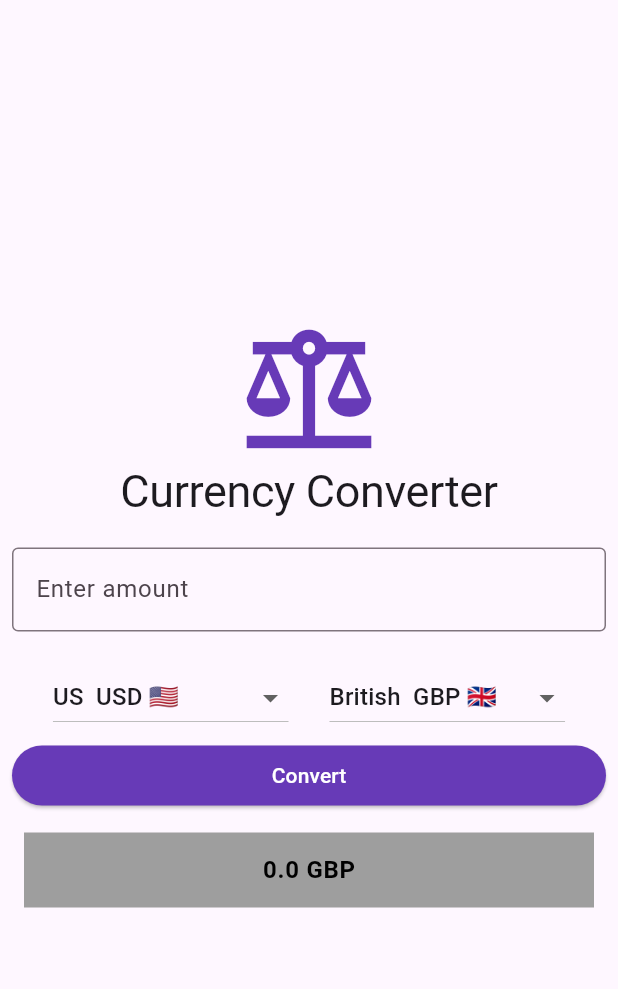
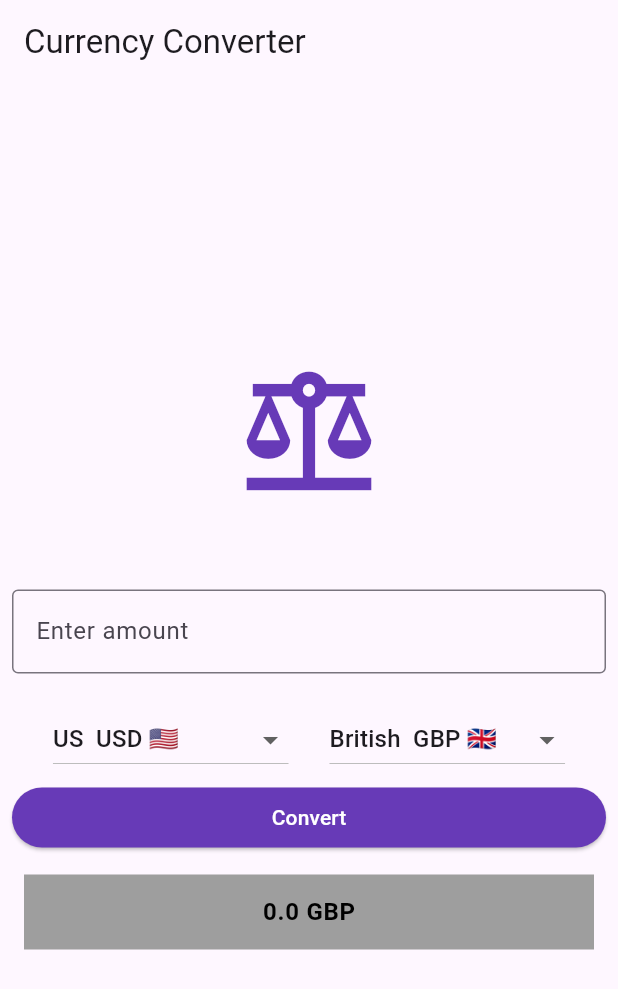
Before and after one commit to GreatGrant/Currency-Converter, a Flutter app: the screen it shows after launch, on a phone screen of 412 x 824 dp. Shown: the top 989 px of the screen. Run offline on Flutter 3.47's test engine with Material 3 defaults, Android fonts, the phone set to English and light mode, and no system bars.

Commit message:
add app bar

```diff
--- a/lib/main.dart
+++ b/lib/main.dart
@@ -1,5 +1,6 @@
 import 'package:currency_converter/pages/home_page.dart';
 import 'package:flutter/material.dart';
+import 'package:flutter/services.dart';
 
 void main() {
   runApp(const MyApp());
@@ -14,10 +15,16 @@ class MyApp extends StatelessWidget {
     return MaterialApp(
       title: 'Currency Converter',
       theme: ThemeData.light(useMaterial3: true).copyWith(
-        colorScheme: ColorScheme.fromSeed(seedColor: Colors.purple)
+          appBarTheme: const AppBarTheme(
+            color: Colors.transparent,
+            elevation: 0,
+          ),
       ),
       darkTheme: ThemeData.dark(useMaterial3: true).copyWith(
-          colorScheme: ColorScheme.fromSeed(seedColor: Colors.lightBlueAccent)
+          appBarTheme: const AppBarTheme(
+            color: Colors.transparent,
+            elevation: 0,
+          ),
       ),
       home: const HomePage(title: 'Currency Converter'),
     );
--- a/lib/pages/home_page.dart
+++ b/lib/pages/home_page.dart
@@ -39,6 +39,11 @@ class _HomePageState extends State<HomePage> {
     }
 
     return Scaffold(
+      appBar: AppBar(
+        title: const Text(
+            "Currency Converter",
+        ),
+      ),
       body: Center(
         child: Padding(
           padding: const EdgeInsets.all(8),
@@ -52,7 +57,7 @@ class _HomePageState extends State<HomePage> {
                 color: Colors.deepPurple,
               ),
               Text(
-                "Currency Converter",
+                "",
                 textAlign: TextAlign.center,
                 style: Theme.of(context)
                     .textTheme
```
